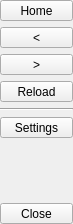
First picture: the form in ui/web/NavigationBar.ui, repository OpenFairWind/FairWindSK, before the edit.
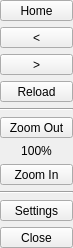
Second picture: the form after the edit. Icons and pictures are not drawn.

Commit message: Add persistent web zoom controls

```diff
--- a/ui/web/NavigationBar.ui
+++ b/ui/web/NavigationBar.ui
@@ -115,6 +115,69 @@
      </property>
     </widget>
    </item>
+   <item>
+    <widget class="Line" name="line_ZoomTop">
+     <property name="orientation">
+      <enum>Qt::Orientation::Horizontal</enum>
+     </property>
+    </widget>
+   </item>
+   <item>
+    <widget class="QToolButton" name="toolButton_ZoomOut">
+     <property name="sizePolicy">
+      <sizepolicy hsizetype="Preferred" vsizetype="Fixed">
+       <horstretch>0</horstretch>
+       <verstretch>0</verstretch>
+      </sizepolicy>
+     </property>
+     <property name="text">
+      <string>Zoom Out</string>
+     </property>
+     <property name="icon">
+      <iconset>
+       <normaloff>:/resources/svg/OpenBridge/spinbox-minus.svg</normaloff>:/resources/svg/OpenBridge/spinbox-minus.svg</iconset>
+     </property>
+     <property name="iconSize">
+      <size>
+       <width>32</width>
+       <height>32</height>
+      </size>
+     </property>
+    </widget>
+   </item>
+   <item>
+    <widget class="QLabel" name="label_ZoomPercent">
+     <property name="text">
+      <string>100%</string>
+     </property>
+     <property name="alignment">
+      <set>Qt::AlignmentFlag::AlignCenter</set>
+     </property>
+    </widget>
+   </item>
+   <item>
+    <widget class="QToolButton" name="toolButton_ZoomIn">
+     <property name="sizePolicy">
+      <sizepolicy hsizetype="Preferred" vsizetype="Fixed">
+       <horstretch>0</horstretch>
+       <verstretch>0</verstretch>
+      </sizepolicy>
+     </property>
+     <property name="text">
+      <string>Zoom In</string>
+     </property>
+     <property name="icon">
+      <iconset>
+       <normaloff>:/resources/svg/OpenBridge/spinbox-plus.svg</normaloff>:/resources/svg/OpenBridge/spinbox-plus.svg</iconset>
+     </property>
+     <property name="iconSize">
+      <size>
+       <width>32</width>
+       <height>32</height>
+      </size>
+     </property>
+    </widget>
+   </item>
    <item>
     <widget class="Line" name="line">
      <property name="orientation">
```
The commit also changes 7 other files.
